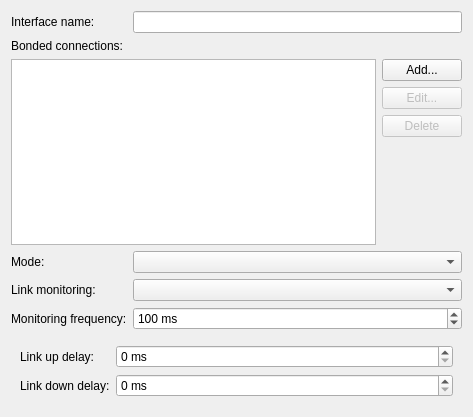
Qt form libs/editor/settings/ui/bond.ui (KDE/plasma-nm) before a commit.
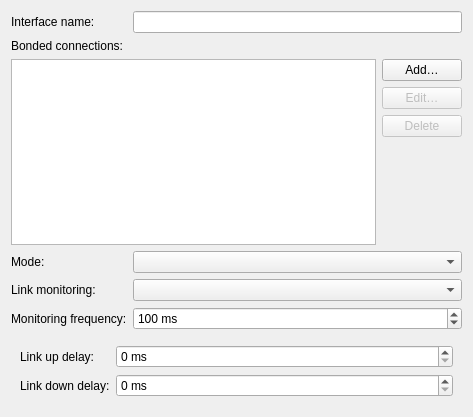
The same form after that commit. Icons and pictures are not drawn. Custom widgets are drawn as their Qt base class.

Patch:
```diff
--- a/libs/editor/settings/ui/bond.ui
+++ b/libs/editor/settings/ui/bond.ui
@@ -56,7 +56,7 @@
      <item row="0" column="1">
       <widget class="QPushButton" name="btnAdd">
        <property name="text">
-        <string>Add...</string>
+        <string>Add…</string>
        </property>
        <property name="icon">
         <iconset theme="list-add">
@@ -70,7 +70,7 @@
         <bool>false</bool>
        </property>
        <property name="text">
-        <string>Edit...</string>
+        <string>Edit…</string>
        </property>
        <property name="icon">
         <iconset theme="configure">
```
